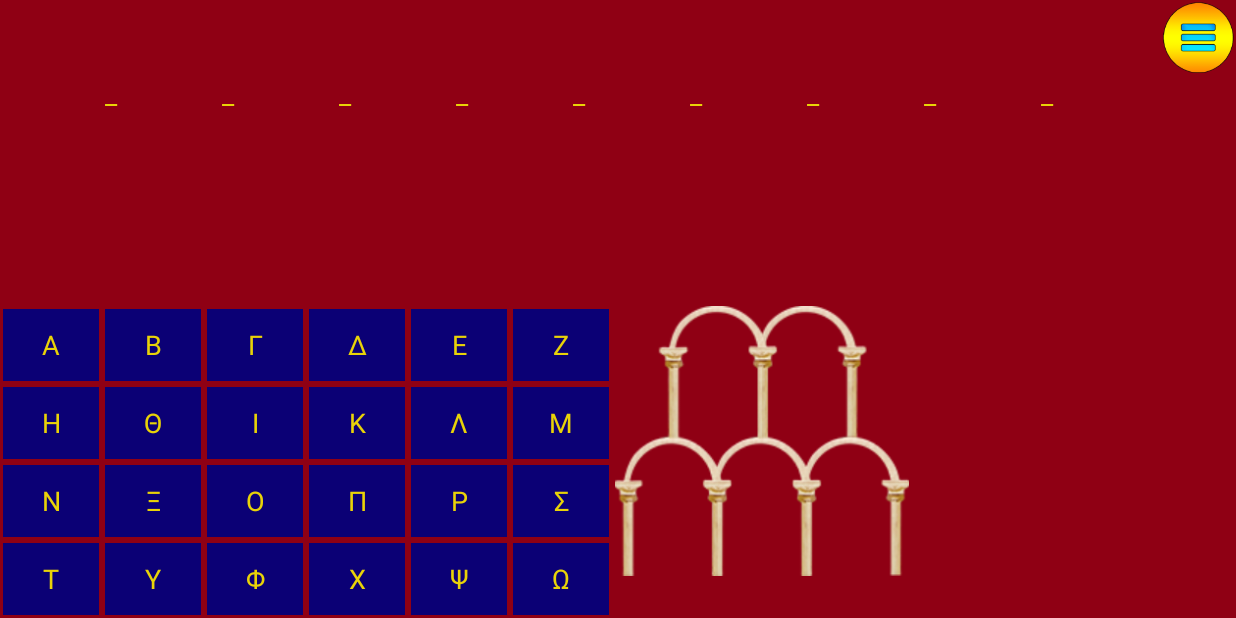
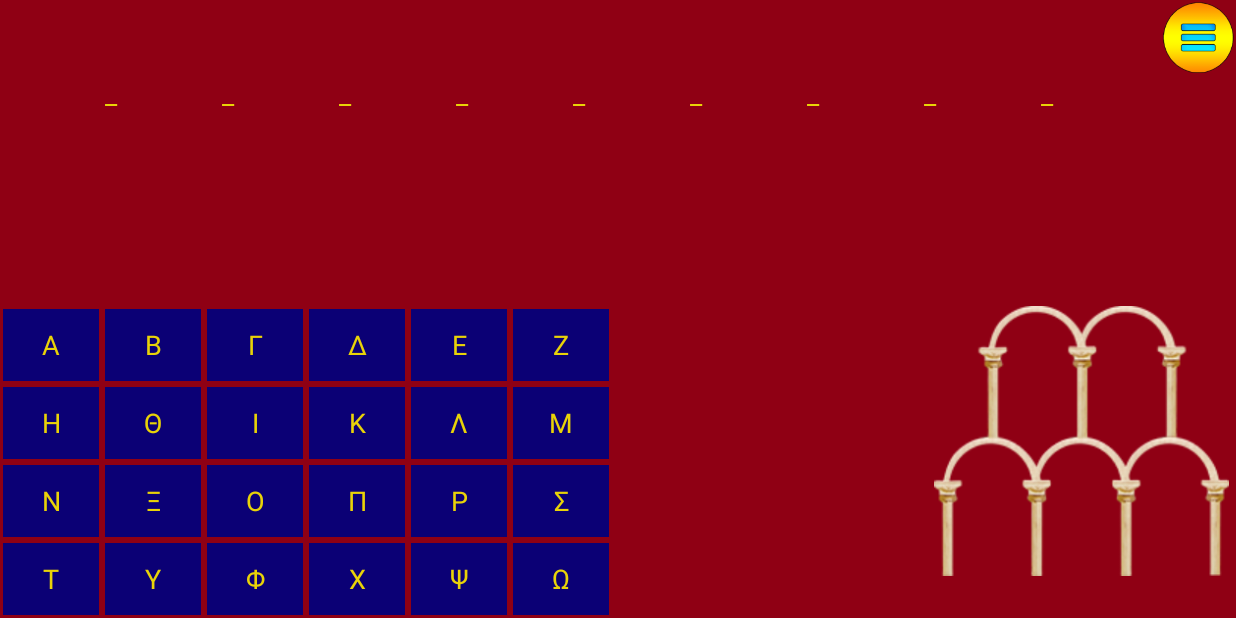
Before and after one commit to nansyg21/AmusingMuseum, an Android app: the Hangman screen opened directly, with no data from a screen before it, on a phone screen of 824 x 412 dp (held sideways). Run offline under Robolectric (Android 15) with nearby library versions, the phone set to English and light mode, and no system bars.

Commit message:
Hangman layout corrections vol 2 and back button graph on help screen

```diff
--- a/app/src/main/java/com/asus_s550cb/theo/museum/HelpScreenFragment.java
+++ b/app/src/main/java/com/asus_s550cb/theo/museum/HelpScreenFragment.java
@@ -11,6 +11,7 @@ import android.view.View;
 import android.view.ViewGroup;
 import android.widget.Button;
 import android.widget.ImageButton;
+import android.widget.ImageView;
 import android.widget.TextView;
 
 /**
@@ -31,7 +32,7 @@ public class HelpScreenFragment extends Fragment
 
         // Set listener on back button to close the screen
         // Cannot set on xml because it is not an Activity class
-        ImageButton bt=(ImageButton) view.findViewById(R.id.backButton1);
+        ImageView bt=(ImageView) view.findViewById(R.id.backButton1);
         bt.setOnClickListener(new View.OnClickListener() {
             @Override
             public void onClick(View v) {
--- a/app/src/main/res/layout/activity_hangman.xml
+++ b/app/src/main/res/layout/activity_hangman.xml
@@ -60,13 +60,14 @@
 
             <TableLayout
                 android:id="@+id/buttonTableLayout"
-                android:layout_width="wrap_content"
+                android:layout_width="0dp"
                 android:layout_height="wrap_content"
+                android:layout_weight="3"
                 >
 
                 <TableRow
                     android:id="@+id/buttonTableRow0"
-                    android:layout_width="match_parent"
+                    android:layout_width="wrap_content"
                     android:layout_height="wrap_content">
 
                     <Button
@@ -308,10 +309,11 @@
 
             <ImageView
                 android:id="@+id/archImageView"
-                android:adjustViewBounds="false"
-                android:layout_width="@dimen/hangman_arch_width"
+                android:adjustViewBounds="true"
+                android:layout_width="0dp"
                 android:layout_height="@dimen/hangman_arch_height"
                 android:baselineAlignBottom="false"
+                android:layout_weight="1"
                 android:cropToPadding="false"></ImageView>
 
         </TableRow>
--- a/app/src/main/res/layout/help_screen_fragment.xml
+++ b/app/src/main/res/layout/help_screen_fragment.xml
@@ -39,12 +39,12 @@
                     android:textSize="18sp"
                     />
 
-                <ImageButton
+                <ImageView
                     android:id="@+id/backButton1"
                     android:layout_height="wrap_content"
                     android:layout_width="0dp"
                     android:layout_weight="1"
-                    android:src="@drawable/back_arrow_small"
+                    android:src="@drawable/back_button_icon"
                     android:layout_gravity="bottom"/>
 
             </LinearLayout>
```
Also changed, not shown: app/src/main/res/drawable/back_button_icon.png (added).
